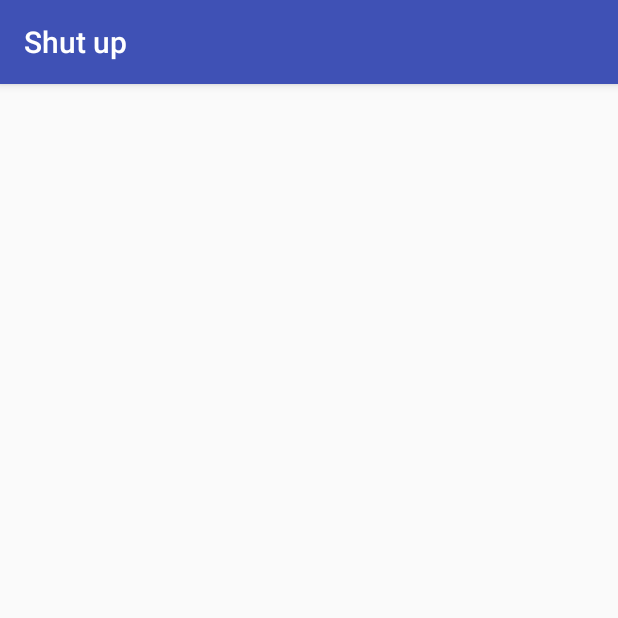
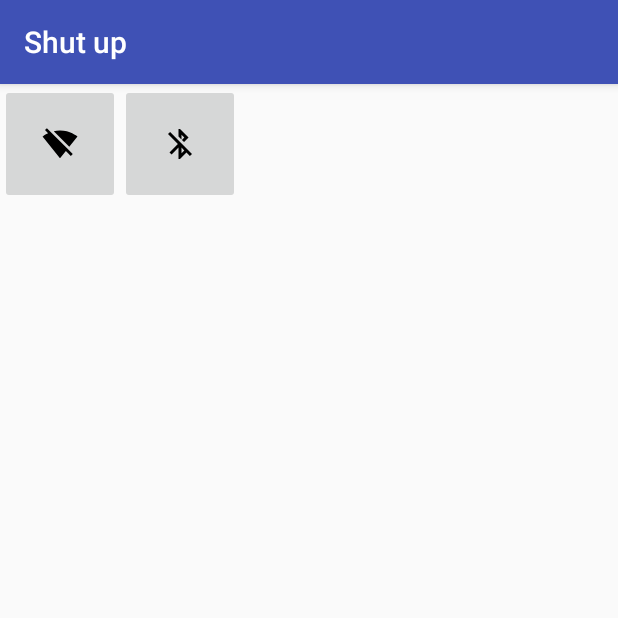
Before and after one commit to marcjulian/shutup, an Android app: the screen it shows after launch (ShutUpActivity), on a phone screen of 412 x 824 dp, the top half of it. Run offline under Robolectric (Android 15) with nearby library versions, the phone set to English and light mode, and no system bars; our stand-ins replace Timber.

Commit message:
shut up connectivity only if required
* choose to shut up wifi or bluetooth through ui
* only shut up and turn on connectivity if it was enabled before

```diff
--- a/app/src/main/AndroidManifest.xml
+++ b/app/src/main/AndroidManifest.xml
@@ -2,6 +2,7 @@
 <manifest xmlns:android="http://schemas.android.com/apk/res/android"
 		  package="de.mrcjln.shutup">
 
+	<uses-permission android:name="android.permission.ACCESS_WIFI_STATE"/>
 	<uses-permission android:name="android.permission.CHANGE_WIFI_STATE"/>
 	<uses-permission android:name="android.permission.BLUETOOTH"/>
 	<uses-permission android:name="android.permission.BLUETOOTH_ADMIN"/>
@@ -14,7 +15,9 @@
 			android:roundIcon="@mipmap/ic_launcher_round"
 			android:supportsRtl="true"
 			android:theme="@style/AppTheme">
-		<activity android:name=".presentation.ui.ShutUpActivity">
+		<activity
+				android:name=".presentation.ui.ShutUpActivity"
+				android:screenOrientation="portrait">
 			<intent-filter>
 				<action android:name="android.intent.action.MAIN"/>
 
--- a/app/src/main/java/de/mrcjln/shutup/presentation/ui/ShutUpActivity.kt
+++ b/app/src/main/java/de/mrcjln/shutup/presentation/ui/ShutUpActivity.kt
@@ -1,13 +1,50 @@
 package de.mrcjln.shutup.presentation.ui
 
+import android.os.Bundle
 import android.support.v7.app.AppCompatActivity
-import android.os.Bundle
 import de.mrcjln.shutup.R
+import kotlinx.android.synthetic.main.activity_shut_up.*
+import org.cryptomator.util.SharedPreferencesHandler
 
 class ShutUpActivity : AppCompatActivity() {
+
+    private var sharedPreferencesHandler: SharedPreferencesHandler? = null
 
     override fun onCreate(savedInstanceState: Bundle?) {
         super.onCreate(savedInstanceState)
         setContentView(R.layout.activity_shut_up)
+        sharedPreferencesHandler = SharedPreferencesHandler(this)
+        setupView()
     }
+
+    private fun setupView() {
+        updateWifiConnectivity()
+        updateBluetoothConnectivity()
+
+        wifiConnectivity.setOnClickListener {
+            sharedPreferencesHandler!!.revertShutUpWifi()
+            updateWifiConnectivity()
+        }
+        bluetoothConnectivity.setOnClickListener {
+            sharedPreferencesHandler!!.revertShutUpBluetooth()
+            updateBluetoothConnectivity()
+        }
+    }
+
+    private fun updateWifiConnectivity() {
+        if (sharedPreferencesHandler!!.shutUpWifi()) {
+            wifiConnectivity.setImageResource(R.drawable.ic_wifi_off)
+        } else {
+            wifiConnectivity.setImageResource(R.drawable.ic_wifi)
+        }
+    }
+
+    private fun updateBluetoothConnectivity() {
+        if (sharedPreferencesHandler!!.shutUpBluetooth()) {
+            bluetoothConnectivity.setImageResource(R.drawable.ic_bluetooth_disabled)
+        } else {
+            bluetoothConnectivity.setImageResource(R.drawable.ic_bluetooth)
+        }
+    }
+
 }
--- /dev/null
+++ b/app/src/main/java/de/mrcjln/shutup/util/SharedPreferencesHandler.kt
@@ -0,0 +1,118 @@
+package org.cryptomator.util
+
+import android.content.Context
+import android.content.SharedPreferences
+import android.preference.PreferenceManager
+
+class SharedPreferencesHandler constructor(context: Context) : SharedPreferences.OnSharedPreferenceChangeListener {
+
+    private val defaultSharedPreferences: SharedPreferences = PreferenceManager.getDefaultSharedPreferences(context)
+
+    init {
+        defaultSharedPreferences.registerOnSharedPreferenceChangeListener(this)
+    }
+
+    fun shutUpWifi(): Boolean
+            = defaultSharedPreferences.getValue(SHUT_UP_WIFI, true)!!
+
+    fun wasWifiOn(): Boolean
+            = defaultSharedPreferences.getValue(WIFI_WAS_ON, false)!!
+
+    fun setWifiWasOn(wasOn: Boolean) {
+        defaultSharedPreferences.setValue(WIFI_WAS_ON, wasOn)
+    }
+
+    fun revertShutUpWifi() {
+        defaultSharedPreferences.setValue(SHUT_UP_WIFI, !shutUpWifi())
+    }
+
+    fun shutUpBluetooth(): Boolean
+            = defaultSharedPreferences.getValue(SHUT_UP_BLUETOOTH, true)!!
+
+    fun wasBluetoothOn(): Boolean
+            = defaultSharedPreferences.getValue(BLUETOOTH_WAS_ON, false)!!
+
+    fun setBluetoothWasOn(wasOn: Boolean) {
+        defaultSharedPreferences.setValue(BLUETOOTH_WAS_ON, wasOn)
+    }
+
+    fun revertShutUpBluetooth() {
+        defaultSharedPreferences.setValue(SHUT_UP_BLUETOOTH, !shutUpBluetooth())
+    }
+
+    fun debugMode(): Boolean {
+        return defaultSharedPreferences.getValue(DEBUG_MODE, false)!!
+    }
+
+    fun setDebugMode(enabled: Boolean) {
+        defaultSharedPreferences //
+                .setValue(DEBUG_MODE, enabled)
+    }
+
+    override fun onSharedPreferenceChanged(sharedPreferences: SharedPreferences, key: String) {
+        // TODO
+    }
+
+    companion object {
+
+        private val SHUT_UP_WIFI = "shutUpWifi"
+        private val SHUT_UP_BLUETOOTH = "shutUpBluetooth"
+
+        private val WIFI_WAS_ON = "wifiWasOn"
+        private val BLUETOOTH_WAS_ON = "bluetoothWasOn"
+
+        val DEBUG_MODE = "debugMode"
+    }
+
+    private inline fun SharedPreferences.edit(operation: (SharedPreferences.Editor) -> Unit) {
+        val editor = this.edit()
+        operation(editor)
+        editor.apply()
+    }
+
+    private fun SharedPreferences.clear() {
+        val editor = this.edit()
+        editor.clear()
+        editor.apply()
+    }
+
+    private fun SharedPreferences.setValue(key: String, value: Any?) {
+        set(key, value)
+    }
+
+    private operator fun SharedPreferences.set(key: String, value: Any?) {
+        when (value) {
+            is String? -> edit({ it.putString(key, value) })
+            is Int -> edit({ it.putInt(key, value) })
+            is Boolean -> edit({ it.putBoolean(key, value) })
+            is Float -> edit({ it.putFloat(key, value) })
+            is Long -> edit({ it.putLong(key, value) })
+            else -> throw UnsupportedOperationException("Not yet implemented")
+        }
+    }
+
+    /**
+     * finds value on given key.
+     * [T] is the type of value
+     * @param defaultValue optional default value - will take null for strings, false for bool and -1 for numeric values if [defaultValue] is not specified
+     */
+    private inline fun <reified T : Any> SharedPreferences.getValue(key: String, defaultValue: T? = null): T? {
+        return get(key, defaultValue)
+    }
+
+    /**
+     * finds value on given key.
+     * [T] is the type of value
+     * @param defaultValue optional default value - will take null for strings, false for bool and -1 for numeric values if [defaultValue] is not specified
+     */
+    private operator inline fun <reified T : Any> SharedPreferences.get(key: String, defaultValue: T? = null): T? {
+        return when (T::class) {
+            String::class -> getString(key, defaultValue as? String) as T?
+            Int::class -> getInt(key, defaultValue as? Int ?: -1) as T?
+            Boolean::class -> getBoolean(key, defaultValue as? Boolean ?: false) as T?
+            Float::class -> getFloat(key, defaultValue as? Float ?: -1f) as T?
+            Long::class -> getLong(key, defaultValue as? Long ?: -1) as T?
+            else -> throw UnsupportedOperationException("Not yet implemented")
+        }
+    }
+}
--- /dev/null
+++ b/app/src/main/res/drawable/ic_bluetooth.xml
@@ -0,0 +1,9 @@
+<vector xmlns:android="http://schemas.android.com/apk/res/android"
+        android:width="24dp"
+        android:height="24dp"
+        android:viewportWidth="24.0"
+        android:viewportHeight="24.0">
+    <path
+        android:fillColor="#FF000000"
+        android:pathData="M17.71,7.71L12,2h-1v7.59L6.41,5 5,6.41 10.59,12 5,17.59 6.41,19 11,14.41L11,22h1l5.71,-5.71 -4.3,-4.29 4.3,-4.29zM13,5.83l1.88,1.88L13,9.59L13,5.83zM14.88,16.29L13,18.17v-3.76l1.88,1.88z"/>
+</vector>
--- /dev/null
+++ b/app/src/main/res/drawable/ic_bluetooth_disabled.xml
@@ -0,0 +1,9 @@
+<vector xmlns:android="http://schemas.android.com/apk/res/android"
+        android:width="24dp"
+        android:height="24dp"
+        android:viewportWidth="24.0"
+        android:viewportHeight="24.0">
+    <path
+        android:fillColor="#FF000000"
+        android:pathData="M13,5.83l1.88,1.88 -1.6,1.6 1.41,1.41 3.02,-3.02L12,2h-1v5.03l2,2v-3.2zM5.41,4L4,5.41 10.59,12 5,17.59 6.41,19 11,14.41V22h1l4.29,-4.29 2.3,2.29L20,18.59 5.41,4zM13,18.17v-3.76l1.88,1.88L13,18.17z"/>
+</vector>
--- /dev/null
+++ b/app/src/main/res/drawable/ic_wifi.xml
@@ -0,0 +1,9 @@
+<vector xmlns:android="http://schemas.android.com/apk/res/android"
+        android:width="24dp"
+        android:height="24dp"
+        android:viewportWidth="24.0"
+        android:viewportHeight="24.0">
+    <path
+        android:fillColor="#FF000000"
+        android:pathData="M12.01,21.49L23.64,7c-0.45,-0.34 -4.93,-4 -11.64,-4C5.28,3 0.81,6.66 0.36,7l11.63,14.49 0.01,0.01 0.01,-0.01z"/>
+</vector>
--- /dev/null
+++ b/app/src/main/res/drawable/ic_wifi_off.xml
@@ -0,0 +1,9 @@
+<vector xmlns:android="http://schemas.android.com/apk/res/android"
+        android:width="24dp"
+        android:height="24dp"
+        android:viewportWidth="24.0"
+        android:viewportHeight="24.0">
+    <path
+        android:fillColor="#FF000000"
+        android:pathData="M23.64,7c-0.45,-0.34 -4.93,-4 -11.64,-4 -1.5,0 -2.89,0.19 -4.15,0.48L18.18,13.8 23.64,7zM17.04,15.22L3.27,1.44 2,2.72l2.05,2.06C1.91,5.76 0.59,6.82 0.36,7l11.63,14.49 0.01,0.01 0.01,-0.01 3.9,-4.86 3.32,3.32 1.27,-1.27 -3.46,-3.46z"/>
+</vector>
--- a/app/src/main/res/layout/activity_shut_up.xml
+++ b/app/src/main/res/layout/activity_shut_up.xml
@@ -1,10 +1,19 @@
 <?xml version="1.0" encoding="utf-8"?>
-<android.support.constraint.ConstraintLayout
-		xmlns:android="http://schemas.android.com/apk/res/android"
-		xmlns:tools="http://schemas.android.com/tools"
-		xmlns:app="http://schemas.android.com/apk/res-auto"
-		android:layout_width="match_parent"
-		android:layout_height="match_parent"
-		tools:context="de.mrcjln.shutup.presentation.ui.ShutUpActivity">
+<RelativeLayout xmlns:android="http://schemas.android.com/apk/res/android"
+				android:layout_width="match_parent"
+				android:layout_height="match_parent">
 
-</android.support.constraint.ConstraintLayout>
+	<ImageButton
+			android:id="@+id/wifiConnectivity"
+			android:layout_width="80dp"
+			android:layout_height="80dp"
+			android:src="@drawable/ic_wifi"/>
+
+	<ImageButton
+			android:id="@+id/bluetoothConnectivity"
+			android:layout_width="80dp"
+			android:layout_height="80dp"
+			android:layout_toEndOf="@+id/wifiConnectivity"
+			android:src="@drawable/ic_bluetooth"/>
+
+</RelativeLayout>
```
Also changed, not shown: app/src/main/java/de/mrcjln/shutup/domain/model/BluetoothConnectivity.kt (+13 -4 lines), app/src/main/java/de/mrcjln/shutup/domain/model/WifiConnectivity.kt (+13 -4 lines).
